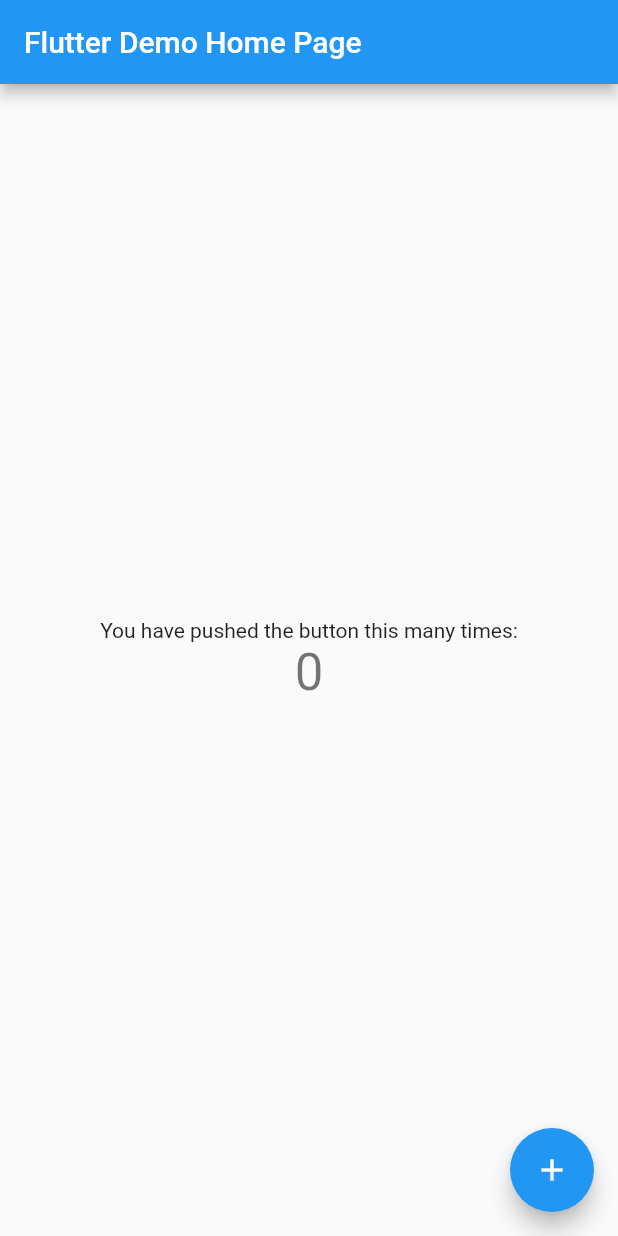
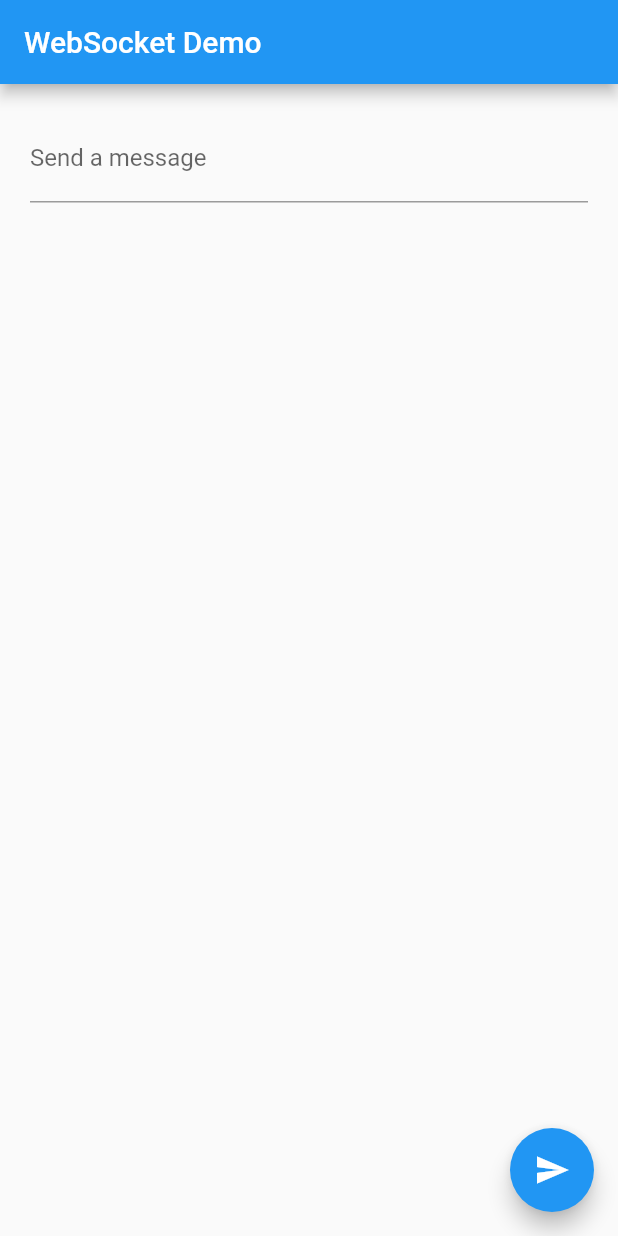
Before and after one commit to amwebexpert/poc_flutter_03_websockets, a Flutter app: the screen it shows after launch, on a phone screen of 412 x 824 dp. Run offline on Flutter 3.47's test engine with Material 2 defaults, Android fonts, the phone set to English and light mode, and no system bars; network calls fail.

Commit message:
feat: first working impl

```diff
--- a/lib/main.dart
+++ b/lib/main.dart
@@ -1,45 +1,28 @@
 import 'package:flutter/material.dart';
+import 'package:web_socket_channel/io.dart';
 
-void main() {
-  runApp(const MyApp());
-}
+void main() => runApp(const MyApp());
 
 class MyApp extends StatelessWidget {
   const MyApp({super.key});
 
-  // This widget is the root of your application.
   @override
   Widget build(BuildContext context) {
-    return MaterialApp(
-      title: 'Flutter Demo',
-      theme: ThemeData(
-        // This is the theme of your application.
-        //
-        // Try running your application with "flutter run". You'll see the
-        // application has a blue toolbar. Then, without quitting the app, try
-        // changing the primarySwatch below to Colors.green and then invoke
-        // "hot reload" (press "r" in the console where you ran "flutter run",
-        // or simply save your changes to "hot reload" in a Flutter IDE).
-        // Notice that the counter didn't reset back to zero; the application
-        // is not restarted.
-        primarySwatch: Colors.blue,
+    const title = 'WebSocket Demo';
+    return const MaterialApp(
+      title: title,
+      home: MyHomePage(
+        title: title,
       ),
-      home: const MyHomePage(title: 'Flutter Demo Home Page'),
     );
   }
 }
 
 class MyHomePage extends StatefulWidget {
-  const MyHomePage({super.key, required this.title});
-
-  // This widget is the home page of your application. It is stateful, meaning
-  // that it has a State object (defined below) that contains fields that affect
-  // how it looks.
-
-  // This class is the configuration for the state. It holds the values (in this
-  // case the title) provided by the parent (in this case the App widget) and
-  // used by the build method of the State. Fields in a Widget subclass are
-  // always marked "final".
+  const MyHomePage({
+    super.key,
+    required this.title,
+  });
 
   final String title;
 
@@ -48,67 +31,51 @@
 }
 
 class _MyHomePageState extends State<MyHomePage> {
-  int _counter = 0;
+  final TextEditingController _controller = TextEditingController();
+  final _channel = IOWebSocketChannel.connect(Uri.parse('wss://poc-flutter-03-server.herokuapp.com/ws'));
 
-  void _incrementCounter() {
-    setState(() {
-      // This call to setState tells the Flutter framework that something has
-      // changed in this State, which causes it to rerun the build method below
-      // so that the display can reflect the updated values. If we changed
-      // _counter without calling setState(), then the build method would not be
-      // called again, and so nothing would appear to happen.
-      _counter++;
-    });
+  void _sendMessage() {
+    if (_controller.text.isNotEmpty) {
+      _channel.sink.add(_controller.text);
+    }
+  }
+
+  @override
+  void dispose() {
+    _channel.sink.close();
+    _controller.dispose();
+    super.dispose();
   }
 
   @override
   Widget build(BuildContext context) {
-    // This method is rerun every time setState is called, for instance as done
-    // by the _incrementCounter method above.
-    //
-    // The Flutter framework has been optimized to make rerunning build methods
-    // fast, so that you can just rebuild anything that needs updating rather
-    // than having to individually change instances of widgets.
     return Scaffold(
-      appBar: AppBar(
-        // Here we take the value from the MyHomePage object that was created by
-        // the App.build method, and use it to set our appbar title.
-        title: Text(widget.title),
-      ),
-      body: Center(
-        // Center is a layout widget. It takes a single child and positions it
-        // in the middle of the parent.
+      appBar: AppBar(title: Text(widget.title)),
+      body: Padding(
+        padding: const EdgeInsets.all(20.0),
         child: Column(
-          // Column is also a layout widget. It takes a list of children and
-          // arranges them vertically. By default, it sizes itself to fit its
-          // children horizontally, and tries to be as tall as its parent.
-          //
-          // Invoke "debug painting" (press "p" in the console, choose the
-          // "Toggle Debug Paint" action from the Flutter Inspector in Android
-          // Studio, or the "Toggle Debug Paint" command in Visual Studio Code)
-          // to see the wireframe for each widget.
-          //
-          // Column has various properties to control how it sizes itself and
-          // how it positions its children. Here we use mainAxisAlignment to
-          // center the children vertically; the main axis here is the vertical
-          // axis because Columns are vertical (the cross axis would be
-          // horizontal).
-          mainAxisAlignment: MainAxisAlignment.center,
-          children: <Widget>[
-            const Text(
-              'You have pushed the button this many times:',
+          crossAxisAlignment: CrossAxisAlignment.start,
+          children: [
+            Form(
+              child: TextFormField(
+                controller: _controller,
+                decoration: const InputDecoration(labelText: 'Send a message'),
+              ),
             ),
-            Text(
-              '$_counter',
-              style: Theme.of(context).textTheme.headline4,
-            ),
+            const SizedBox(height: 24),
+            StreamBuilder(
+              stream: _channel.stream,
+              builder: (context, snapshot) {
+                return Text(snapshot.hasData ? '${snapshot.data}' : '');
+              },
+            )
           ],
         ),
       ),
       floatingActionButton: FloatingActionButton(
-        onPressed: _incrementCounter,
-        tooltip: 'Increment',
-        child: const Icon(Icons.add),
+        onPressed: _sendMessage,
+        tooltip: 'Send message',
+        child: const Icon(Icons.send),
       ), // This trailing comma makes auto-formatting nicer for build methods.
     );
   }
--- a/pubspec.yaml
+++ b/pubspec.yaml
@@ -36,6 +36,7 @@
   # The following adds the Cupertino Icons font to your application.
   # Use with the CupertinoIcons class for iOS style icons.
   cupertino_icons: ^1.0.2
+  web_socket_channel: ^2.2.0
 
 dev_dependencies:
   flutter_test:
```
Also changed, not shown: pubspec.lock.
